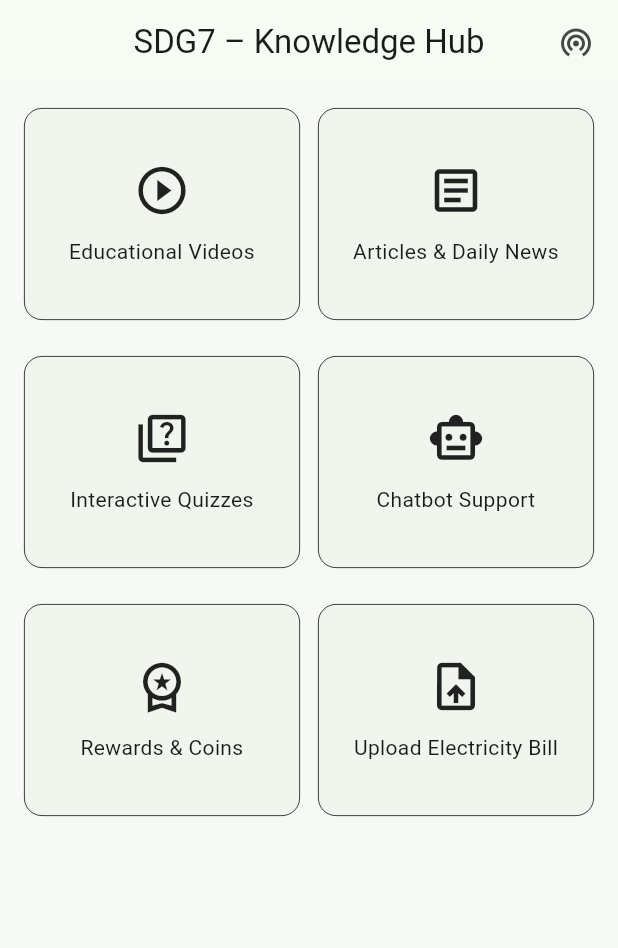
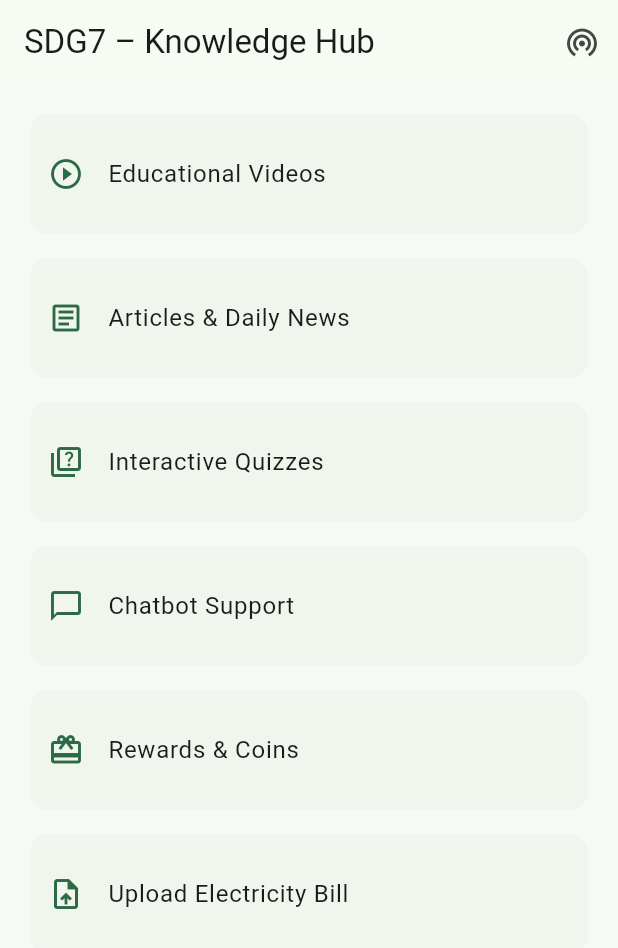
Before and after one commit to coonghe03/SDG7-KnowledgeHub, a Flutter app: the screen it shows after launch, on a phone screen of 412 x 824 dp. Shown: the top 948 px of the screen. Run offline on Flutter 3.47's test engine with Material 3 defaults, Android fonts, the phone set to English and light mode, and no system bars; our stand-ins replace file_picker, go_router.

```diff
--- a/Frontend/sdg7_app/lib/core/app_theme.dart
+++ b/Frontend/sdg7_app/lib/core/app_theme.dart
@@ -2,21 +2,18 @@ import 'package:flutter/material.dart';
 
 class AppTheme {
   static ThemeData light = ThemeData(
+    useMaterial3: true,
     colorScheme: ColorScheme.fromSeed(seedColor: const Color(0xFF0BA360)),
-    useMaterial3: true,
     scaffoldBackgroundColor: const Color(0xFFF7F9F7),
-    appBarTheme: const AppBarTheme(centerTitle: true),
-    elevatedButtonTheme: ElevatedButtonThemeData(
-      style: ElevatedButton.styleFrom(minimumSize: const Size.fromHeight(44), shape: RoundedRectangleBorder(borderRadius: BorderRadius.circular(12))),
-    ),
+    snackBarTheme: const SnackBarThemeData(behavior: SnackBarBehavior.floating),
     inputDecorationTheme: const InputDecorationTheme(
       border: OutlineInputBorder(),
       isDense: true,
     ),
     cardTheme: CardThemeData(
       elevation: 0,
-      shape: RoundedRectangleBorder(borderRadius: BorderRadius.circular(12), side: const BorderSide(width: .5)),
-      margin: const EdgeInsets.only(bottom: 12),
+      shape: RoundedRectangleBorder(borderRadius: BorderRadius.circular(12)),
     ),
+    listTileTheme: const ListTileThemeData(contentPadding: EdgeInsets.all(12)),
   );
 }
--- a/Frontend/sdg7_app/lib/core/ui.dart
+++ /dev/null
@@ -1,5 +0,0 @@
-import 'package:flutter/material.dart';
-
-void showSnack(BuildContext ctx, String msg) {
-  ScaffoldMessenger.of(ctx).showSnackBar(SnackBar(content: Text(msg)));
-}
--- a/Frontend/sdg7_app/lib/main.dart
+++ b/Frontend/sdg7_app/lib/main.dart
@@ -2,20 +2,25 @@
 import 'package:flutter/material.dart';
 import 'package:go_router/go_router.dart';
 
+// Core
+import 'core/app_theme.dart';
 import 'core/api_client.dart';
-import 'core/app_theme.dart';
 
+// Features
 import 'features/videos/videos_page.dart';
 import 'features/articles_news/articles_page.dart';
 import 'features/quizzes/quizzes_page.dart';
+import 'features/chatbot/chatbot_page.dart';
 import 'features/rewards/rewards_page.dart';
 import 'features/billing/bill_upload_page.dart';
-import 'features/chatbot/chatbot_page.dart';
 
 void main() {
   runApp(const SDG7App());
 }
 
+// ------------------------------------------------------------
+// Router setup
+// ------------------------------------------------------------
 final _router = GoRouter(
   routes: [
     GoRoute(path: '/', builder: (_, __) => const HomePage()),
@@ -28,6 +33,9 @@ final _router = GoRouter(
   ],
 );
 
+// ------------------------------------------------------------
+// Root widget
+// ------------------------------------------------------------
 class SDG7App extends StatelessWidget {
   const SDG7App({super.key});
 
@@ -36,23 +44,27 @@ class SDG7App extends StatelessWidget {
     return MaterialApp.router(
       title: 'SDG7 Knowledge Hub',
       routerConfig: _router,
-      theme: AppTheme.light, // use the shared theme
+      debugShowCheckedModeBanner: false,
+      theme: AppTheme.light, // unified theme from core/app_theme.dart
     );
   }
 }
 
+// ------------------------------------------------------------
+// Home page with quick links & health check
+// ------------------------------------------------------------
 class HomePage extends StatelessWidget {
   const HomePage({super.key});
 
   @override
   Widget build(BuildContext context) {
-    final items = <(String, String, IconData)>[
-      ('/videos', 'Educational Videos', Icons.play_circle_outline),
-      ('/articles', 'Articles & Daily News', Icons.article_outlined),
-      ('/quizzes', 'Interactive Quizzes', Icons.quiz_outlined),
-      ('/chatbot', 'Chatbot Support', Icons.smart_toy_outlined),
-      ('/rewards', 'Rewards & Coins', Icons.workspace_premium_outlined),
-      ('/billing', 'Upload Electricity Bill', Icons.upload_file),
+    final items = [
+      ('/videos', Icons.play_circle_outline, 'Educational Videos'),
+      ('/articles', Icons.article_outlined, 'Articles & Daily News'),
+      ('/quizzes', Icons.quiz_outlined, 'Interactive Quizzes'),
+      ('/chatbot', Icons.chat_bubble_outline, 'Chatbot Support'),
+      ('/rewards', Icons.card_giftcard_outlined, 'Rewards & Coins'),
+      ('/billing', Icons.upload_file_outlined, 'Upload Electricity Bill'),
     ];
 
     return Scaffold(
@@ -64,40 +76,27 @@ class HomePage extends StatelessWidget {
             icon: const Icon(Icons.wifi_tethering),
             onPressed: () async {
               final ok = await ApiClient.health();
-              final msg = ok ? 'API OK ✅' : 'API not reachable ❌';
               // ignore: use_build_context_synchronously
-              ScaffoldMessenger.of(context).showSnackBar(SnackBar(content: Text(msg)));
+              ScaffoldMessenger.of(context).showSnackBar(
+                SnackBar(
+                  content: Text(ok ? '✅ API Connected' : '❌ API not reachable'),
+                ),
+              );
             },
           ),
-          const SizedBox(width: 4),
         ],
       ),
-      body: GridView.builder(
+      body: ListView.separated(
         padding: const EdgeInsets.all(16),
-        gridDelegate: const SliverGridDelegateWithFixedCrossAxisCount(
-          crossAxisCount: 2,
-          mainAxisSpacing: 12,
-          crossAxisSpacing: 12,
-          childAspectRatio: 1.2,
-        ),
         itemCount: items.length,
+        separatorBuilder: (_, __) => const SizedBox(height: 8),
         itemBuilder: (context, i) {
-          final (route, label, icon) = items[i];
-          return InkWell(
-            onTap: () => context.go(route),
-            borderRadius: BorderRadius.circular(16),
-            child: Card(
-              child: Padding(
-                padding: const EdgeInsets.all(16),
-                child: Column(
-                  mainAxisAlignment: MainAxisAlignment.center,
-                  children: [
-                    Icon(icon, size: 38),
-                    const SizedBox(height: 12),
-                    Text(label, textAlign: TextAlign.center),
-                  ],
-                ),
-              ),
+          final (route, icon, label) = items[i];
+          return Card(
+            child: ListTile(
+              leading: Icon(icon, color: Theme.of(context).colorScheme.primary),
+              title: Text(label),
+              onTap: () => context.go(route),
             ),
           );
         },
```
Also changed, not shown: Frontend/sdg7_app/lib/core/api_client.dart (+1 -12 lines), Frontend/sdg7_app/lib/features/articles_news/articles_page.dart (+4 -19 lines), Frontend/sdg7_app/lib/widgets/empty_state.dart (deleted, +0 -26 lines), 2 other files.
